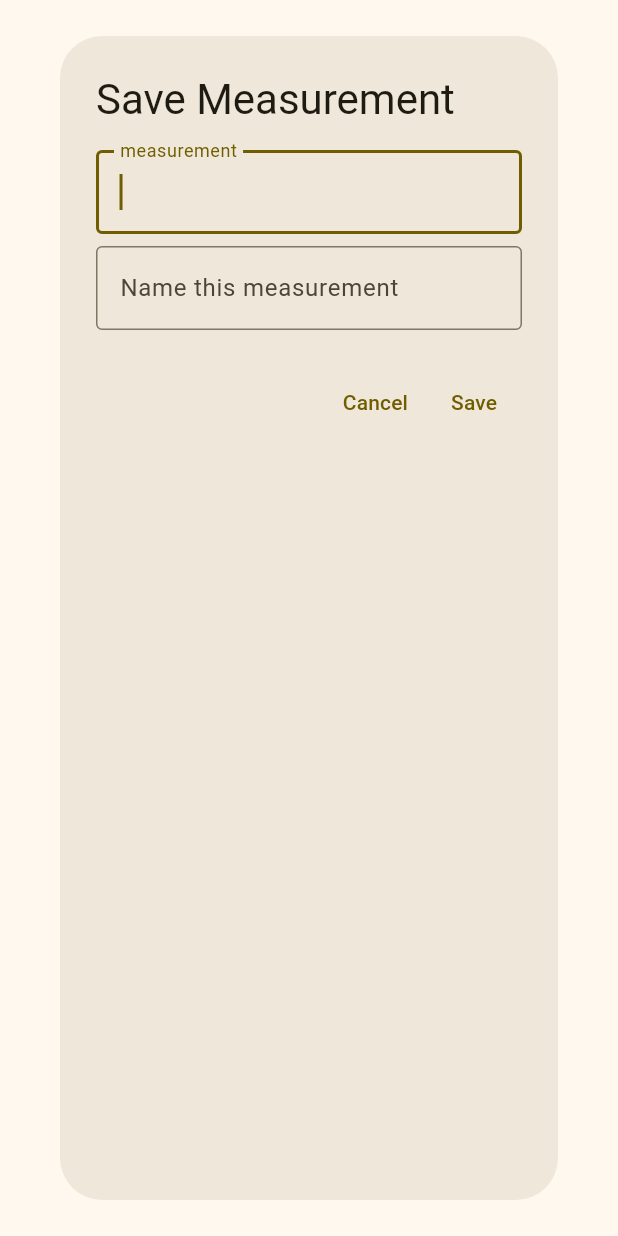
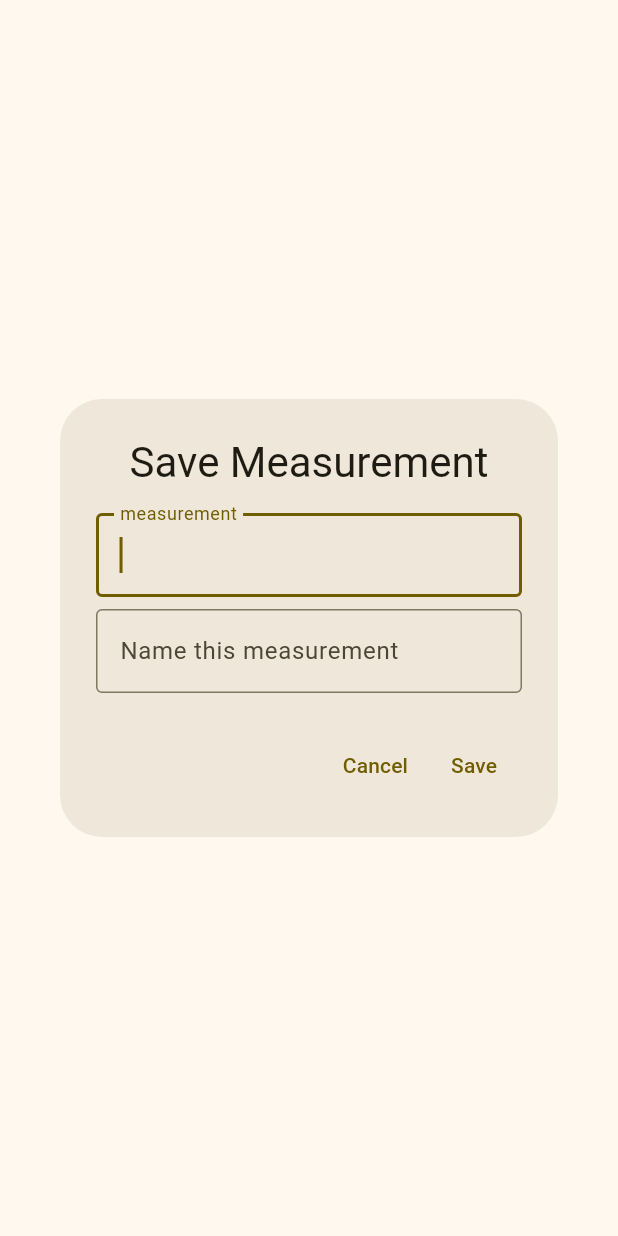
Before and after one commit to Epse/scissor_math, a Flutter app: the NewModal widget shown alone on an empty page, opened directly, on a phone screen of 412 x 824 dp. Run offline on Flutter 3.47's test engine with Material 3 defaults, Android fonts, the phone set to English and light mode, and no system bars; our stand-ins replace drift, drift_flutter, flutter_riverpod; missing offline and left inert: drift_dev, sqlite3; accounts and stored records are empty; generated files the repository leaves out were written again.

Commit message:
Do not expand new measurement dialog

```diff
--- a/lib/widgets/measurements/new_modal.dart
+++ b/lib/widgets/measurements/new_modal.dart
@@ -33,8 +33,7 @@ class _NewModalState extends ConsumerState<NewModal> {
             padding: EdgeInsets.all(24.0),
             child: Form(
                 key: _formKey,
-                child: ListView(
-                    children: [
+                child: Column(mainAxisSize: MainAxisSize.min, children: [
                   Text(loc.saveMeasurement,
                       style: Theme.of(context).textTheme.headlineMedium),
                   SizedBox(height: 16.0),
@@ -55,9 +54,7 @@ class _NewModalState extends ConsumerState<NewModal> {
                       }
                       return null;
                     },
-                        inputFormatters: [
-                          NumberFormatter
-                        ],
+                    inputFormatters: [NumberFormatter],
                   ),
                   SizedBox(height: 8.0),
                   TextFormField(
```
Lines whose indentation alone changed are shown as unchanged.
